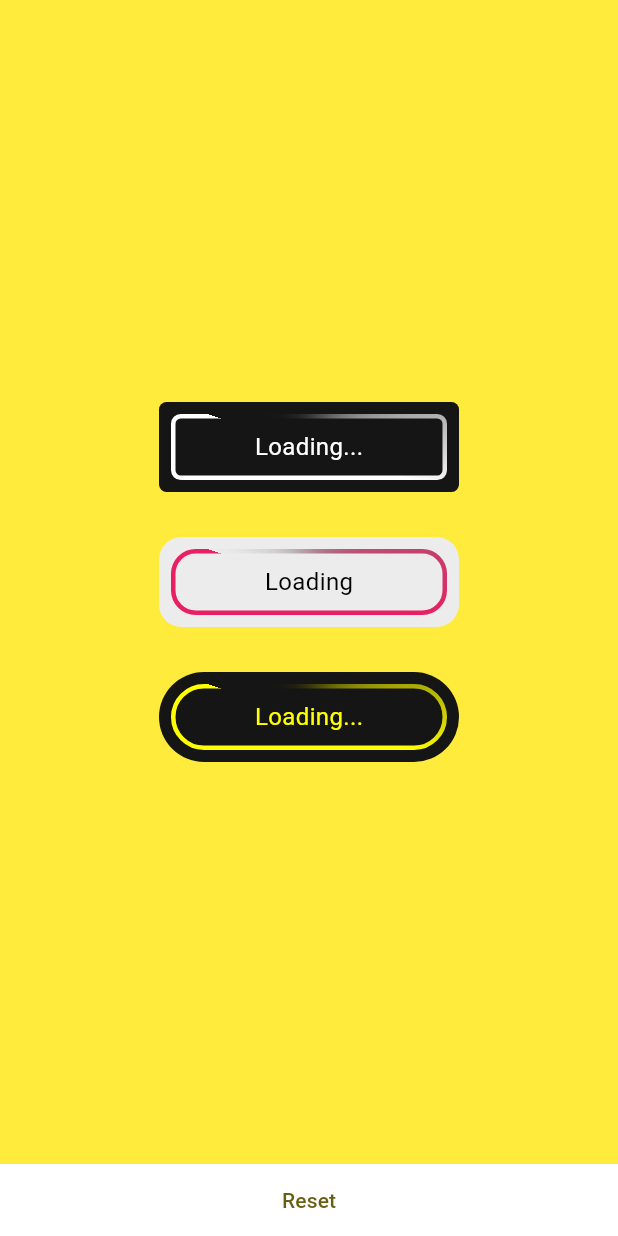
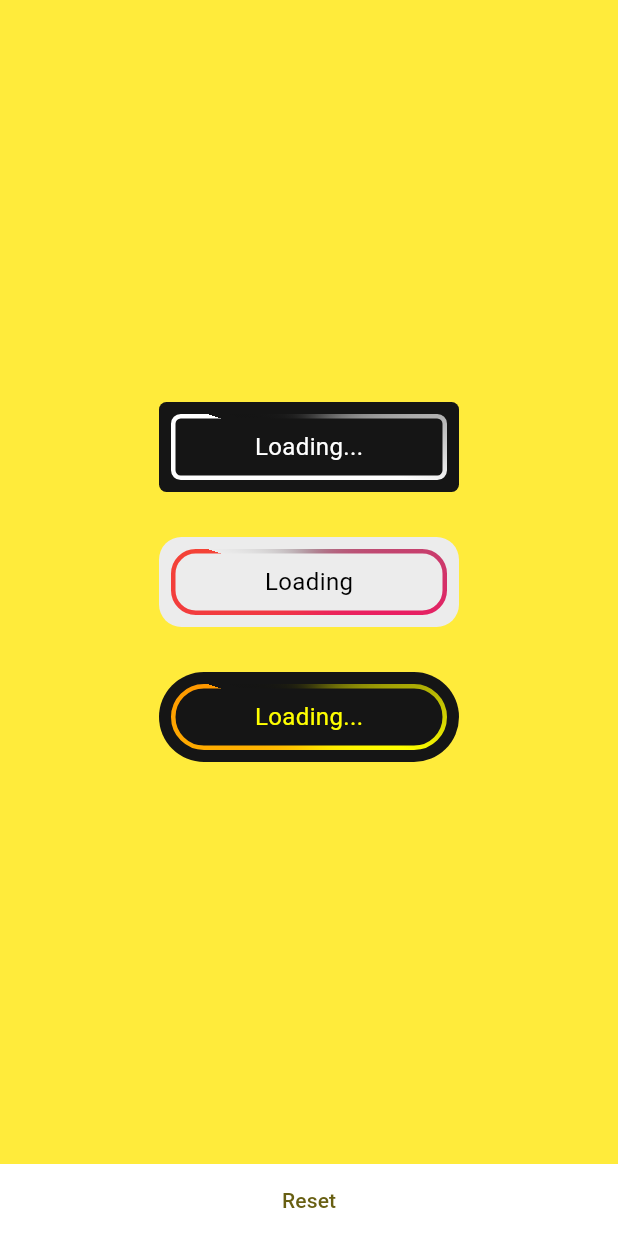
Before and after one commit to parmarravi/Flutter-Custom-Buttons, a Flutter app: the screen it shows after launch, after a tap on "Submit", on a phone screen of 412 x 824 dp. Run offline on Flutter 3.47's test engine with Material 3 defaults, Android fonts, the phone set to English and light mode, and no system bars.

Commit message:
Add gradient color border

```diff
--- a/lib/custom_loading_button.dart
+++ b/lib/custom_loading_button.dart
@@ -14,6 +14,7 @@ class CustomLoadingButton extends StatefulWidget {
   final Duration animationDuration;
   final VoidCallback? onTap; // Add the onTap callback
   final ButtonState state;
+  final Color? borderColorEnd;
 
   const CustomLoadingButton(
       {super.key,
@@ -24,6 +25,7 @@ class CustomLoadingButton extends StatefulWidget {
       this.borderWidth = 3.0,
       this.backgroundColor = Colors.black,
       this.borderColor = Colors.yellow,
+      this.borderColorEnd,
       this.animationDuration = const Duration(seconds: 2),
       this.state = ButtonState.defaultState,
       this.onTap});
@@ -132,6 +134,8 @@ class _CustomLoadingButtonState extends State<CustomLoadingButton>
                           borderColor: widget.borderColor,
                           borderWidth: widget.borderWidth,
                           borderRadius: widget.borderRadius,
+                          borderColorEnd:
+                              widget.borderColorEnd ?? widget.borderColor,
                         ),
                       ),
                     ),
@@ -164,12 +168,14 @@ class GradientCircularBorderPainter extends CustomPainter {
   final Color borderColor;
   final double borderWidth;
   final double borderRadius; // New parameter for custom radius
+  final Color borderColorEnd;
 
   GradientCircularBorderPainter({
     required this.animation,
     required this.borderColor,
     required this.borderWidth,
     required this.borderRadius,
+    required this.borderColorEnd,
   }) : super(repaint: animation);
 
   @override
@@ -187,7 +193,7 @@ class GradientCircularBorderPainter extends CustomPainter {
       colors: [
         Colors.transparent,
         borderColor,
-        borderColor,
+        borderColorEnd,
       ],
       stops: const [0.0, 0.5, 1.0],
       transform: GradientRotation(animation.value * math.pi * 2),
--- /dev/null
+++ b/lib/home.dart
@@ -0,0 +1,108 @@
+import 'package:buttons/custom_loading_button.dart';
+import 'package:flutter/material.dart';
+
+class MyHomePage extends StatefulWidget {
+  const MyHomePage({super.key});
+
+  @override
+  State<MyHomePage> createState() => _MyHomePageState();
+}
+
+class _MyHomePageState extends State<MyHomePage> {
+  ButtonState _buttonState = ButtonState.defaultState;
+
+  void _simulateApiCall() async {
+    setState(() {
+      _buttonState = ButtonState.loading;
+    });
+
+    // Simulate a network request delay
+    await Future.delayed(const Duration(seconds: 3));
+
+    // Simulate an API response
+    setState(() {
+      _buttonState = ButtonState.completed;
+    });
+  }
+
+  void _disableButton() {
+    setState(() {
+      _buttonState = ButtonState.disabled;
+    });
+  }
+
+  @override
+  Widget build(BuildContext context) {
+    return Scaffold(
+      backgroundColor: Colors.yellow,
+      body: Center(
+        child: Column(
+          mainAxisAlignment: MainAxisAlignment.center,
+          children: [
+            const Spacer(
+              flex: 1,
+            ),
+            CustomLoadingButton(
+              state: _buttonState,
+              initialText: 'Submit',
+              loadingText: "Loading...",
+              borderColor: Colors.white,
+              backgroundColor: const Color(0xff151515),
+              borderRadius: 5,
+              textStyle: const TextStyle(color: Colors.white, fontSize: 16),
+              onTap: () {
+                _simulateApiCall();
+              },
+            ),
+            const SizedBox(
+              height: 30,
+            ),
+            CustomLoadingButton(
+              state: _buttonState,
+              initialText: 'Login',
+              loadingText: "Loading",
+              borderColor: Colors.pink,
+              borderColorEnd: Colors.red,
+              backgroundColor: const Color(0xffececec),
+              borderRadius: 15,
+              textStyle: const TextStyle(color: Colors.black, fontSize: 16),
+              onTap: () {
+                _simulateApiCall();
+              },
+            ),
+            const SizedBox(
+              height: 30,
+            ),
+            CustomLoadingButton(
+              state: _buttonState,
+              initialText: 'Buy now',
+              loadingText: "Loading...",
+              borderColor: Colors.yellowAccent,
+              borderColorEnd: Colors.orange,
+              backgroundColor: const Color(0xff151515),
+              borderRadius: 30,
+              textStyle:
+                  const TextStyle(color: Colors.yellowAccent, fontSize: 16),
+              onTap: () {
+                _simulateApiCall();
+              },
+            ),
+            const Spacer(
+              flex: 1,
+            ),
+            Container(
+                width: double.infinity,
+                color: Colors.white,
+                child: TextButton(
+                    onPressed: () {
+                      setState(() {
+                        _buttonState = ButtonState.defaultState;
+                      });
+                    },
+                    child: const Text("Reset")))
+          ],
+        ),
+      ),
+    );
+  }
+}
--- a/lib/main.dart
+++ b/lib/main.dart
@@ -1,4 +1,5 @@
 import 'package:buttons/custom_loading_button.dart';
+import 'package:buttons/splash.dart';
 import 'package:flutter/material.dart';
 
 void main() {
@@ -17,113 +18,7 @@ class MyApp extends StatelessWidget {
         colorScheme: ColorScheme.fromSeed(seedColor: Colors.yellow),
         useMaterial3: true,
       ),
-      home: const MyHomePage(title: 'Flutter Demo Button'),
+      home: const SplashScreen(),
     );
   }
 }
-
-class MyHomePage extends StatefulWidget {
-  const MyHomePage({super.key, required this.title});
-
-  final String title;
-
-  @override
-  State<MyHomePage> createState() => _MyHomePageState();
-}
-
-class _MyHomePageState extends State<MyHomePage> {
-  ButtonState _buttonState = ButtonState.defaultState;
-
-  void _simulateApiCall() async {
-    setState(() {
-      _buttonState = ButtonState.loading;
-    });
-
-    // Simulate a network request delay
-    await Future.delayed(const Duration(seconds: 3));
-
-    // Simulate an API response
-    setState(() {
-      _buttonState = ButtonState.completed;
-    });
-  }
-
-  void _disableButton() {
-    setState(() {
-      _buttonState = ButtonState.disabled;
-    });
-  }
-
-  @override
-  Widget build(BuildContext context) {
-    return Scaffold(
-      backgroundColor: Colors.yellow,
-      body: Center(
-        child: Column(
-          mainAxisAlignment: MainAxisAlignment.center,
-          children: [
-            const Spacer(
-              flex: 1,
-            ),
-            CustomLoadingButton(
-              state: _buttonState,
-              initialText: 'Submit',
-              loadingText: "Loading...",
-              borderColor: Colors.white,
-              backgroundColor: const Color(0xff151515),
-              borderRadius: 5,
-              textStyle: const TextStyle(color: Colors.white, fontSize: 16),
-              onTap: () {
-                _simulateApiCall();
-              },
-            ),
-            const SizedBox(
-              height: 30,
-            ),
-            CustomLoadingButton(
-              state: _buttonState,
-              initialText: 'Login',
-              loadingText: "Loading",
-              borderColor: Colors.pink,
-              backgroundColor: const Color(0xffececec),
-              borderRadius: 15,
-              textStyle: const TextStyle(color: Colors.black, fontSize: 16),
-              onTap: () {
-                _simulateApiCall();
-              },
-            ),
-            const SizedBox(
-              height: 30,
-            ),
-            CustomLoadingButton(
-              state: _buttonState,
-              initialText: 'Buy now',
-              loadingText: "Loading...",
-              borderColor: Colors.yellowAccent,
-              backgroundColor: const Color(0xff151515),
-              borderRadius: 30,
-              textStyle:
-                  const TextStyle(color: Colors.yellowAccent, fontSize: 16),
-              onTap: () {
-                _simulateApiCall();
-              },
-            ),
-            const Spacer(
-              flex: 1,
-            ),
-            Container(
-                width: double.infinity,
-                color: Colors.white,
-                child: TextButton(
-                    onPressed: () {
-                      setState(() {
-                        _buttonState = ButtonState.defaultState;
-                      });
-                    },
-                    child: const Text("Reset")))
-          ],
-        ),
-      ),
-    );
-  }
-}
--- /dev/null
+++ b/lib/splash.dart
@@ -0,0 +1,77 @@
+import 'package:buttons/home.dart';
+import 'package:flutter/material.dart';
+
+class SplashScreen extends StatefulWidget {
+  const SplashScreen({super.key});
+
+  @override
+  State<SplashScreen> createState() => _SplashScreenState();
+}
+
+class _SplashScreenState extends State<SplashScreen>
+    with SingleTickerProviderStateMixin {
+  late AnimationController _controller;
+  late Animation<double> _leftAnimation;
+  late Animation<double> _rightAnimation;
+  double screenWidth = 0.0;
+
+  @override
+  void initState() {
+    super.initState();
+    _controller = AnimationController(
+      duration: const Duration(milliseconds: 50),
+      vsync: this,
+    )..forward().then((_) {
+        Navigator.of(context).pushReplacement(
+          MaterialPageRoute(builder: (context) => MyHomePage()),
+        );
+      });
+  }
+
+  @override
+  Widget build(BuildContext context) {
+    return Scaffold(
+      backgroundColor: Colors.black,
+      body: LayoutBuilder(
+        builder: (context, constraints) {
+          if (screenWidth == 0) {
+            screenWidth = constraints.maxWidth;
+            _leftAnimation =
+                Tween<double>(end: 0, begin: -screenWidth / 2).animate(
+              CurvedAnimation(parent: _controller, curve: Curves.easeInOut),
+            );
+            _rightAnimation =
+                Tween<double>(end: 0, begin: screenWidth / 2).animate(
+              CurvedAnimation(parent: _controller, curve: Curves.easeInOut),
+            );
+          }
+
+          return Stack(
+            children: [
+              AnimatedBuilder(
+                animation: _controller,
+                builder: (context, child) {
+                  return Positioned(
+                    left: _leftAnimation.value,
+                    right: -_rightAnimation.value,
+                    top: 0,
+                    bottom: 0,
+                    child: Container(
+                        width: 30, // Width of the vertical line
+                        color: Colors.white),
+                  );
+                },
+              ),
+            ],
+          );
+        },
+      ),
+    );
+  }
+
+  @override
+  void dispose() {
+    _controller.dispose();
+    super.dispose();
+  }
+}
```
